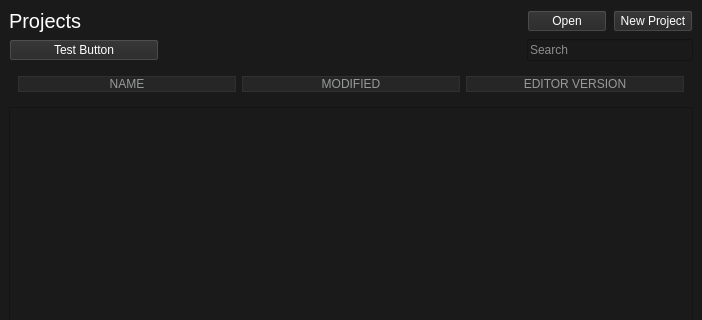
Kainkun/UnityLauncher, file UnityLauncher.ui: the form before one commit; both pictures show x 0 to 702 and y 0 to 320 of the 702 by 470 pixel window.
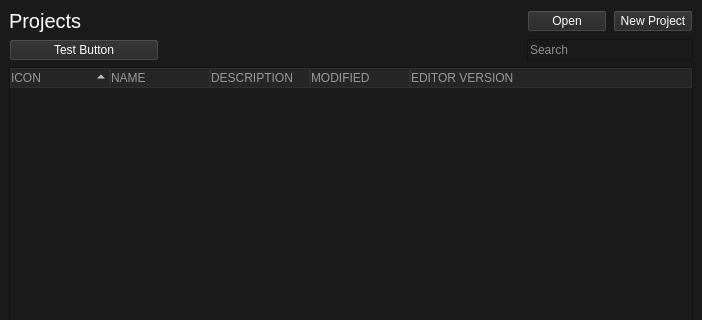
The form after the commit. Icons and pictures are not drawn.

Commit message: trying tree widget

```diff
--- a/UnityLauncher.ui
+++ b/UnityLauncher.ui
@@ -121,50 +121,40 @@
      </widget>
     </item>
     <item row="4" column="0" colspan="3">
-     <widget class="QWidget" name="sortButtons" native="true">
-      <layout class="QGridLayout" name="sortButtonsLayout">
-       <item row="0" column="2">
-        <widget class="QPushButton" name="pushButton_3">
-         <property name="styleSheet">
-          <string notr="true">color: rgb(152, 153, 153);
-background-color: rgb(38, 38, 38);
-border: 1px solid rgb(48, 48, 48);</string>
-         </property>
-         <property name="text">
-          <string>EDITOR VERSION</string>
-         </property>
-        </widget>
-       </item>
-       <item row="0" column="1">
-        <widget class="QPushButton" name="pushButton_2">
-         <property name="styleSheet">
-          <string notr="true">color: rgb(152, 153, 153);
-background-color: rgb(38, 38, 38);
-border: 1px solid rgb(48, 48, 48);</string>
-         </property>
-         <property name="text">
-          <string>MODIFIED</string>
-         </property>
-        </widget>
-       </item>
-       <item row="0" column="0">
-        <widget class="QPushButton" name="pushButton">
-         <property name="styleSheet">
-          <string notr="true">color: rgb(152, 153, 153);
-background-color: rgb(38, 38, 38);
-border: 1px solid rgb(48, 48, 48);</string>
-         </property>
-         <property name="text">
-          <string>NAME</string>
-         </property>
-        </widget>
-       </item>
-      </layout>
+     <widget class="QTreeWidget" name="projectTree">
+      <property name="sortingEnabled">
+       <bool>true</bool>
+      </property>
+      <property name="wordWrap">
+       <bool>true</bool>
+      </property>
+      <column>
+       <property name="text">
+        <string>ICON</string>
+       </property>
+      </column>
+      <column>
+       <property name="text">
+        <string>NAME</string>
+       </property>
+      </column>
+      <column>
+       <property name="text">
+        <string>DESCRIPTION</string>
+       </property>
+      </column>
+      <column>
+       <property name="text">
+        <string>MODIFIED</string>
+       </property>
+      </column>
+      <column>
+       <property name="text">
+        <string>EDITOR VERSION</string>
+       </property>
+      </column>
      </widget>
     </item>
-    <item row="5" column="0" colspan="3">
-     <widget class="QListWidget" name="projectList"/>
-    </item>
    </layout>
   </widget>
   <widget class="QMenuBar" name="menubar">
```
The commit also changes 2 other files.
